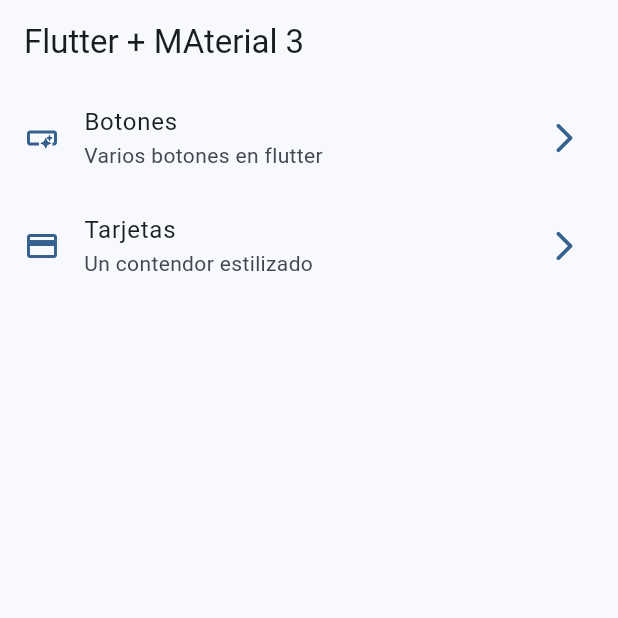
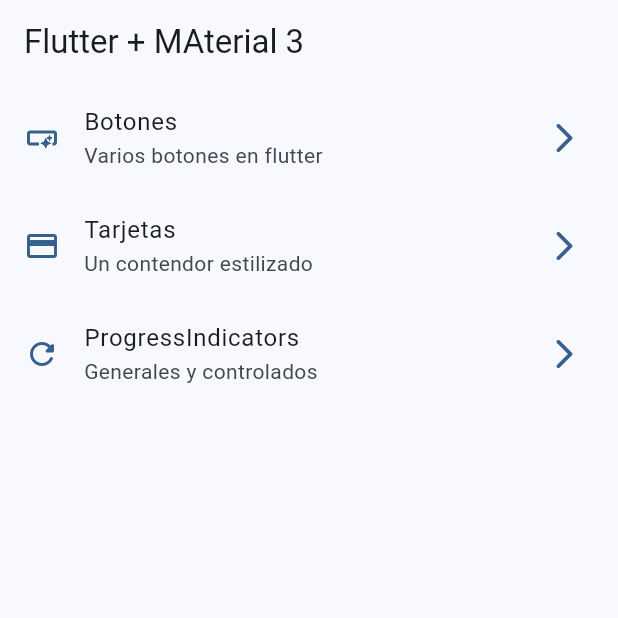
Before and after one commit to joelvill/widgets_app_course, a Flutter app: the screen it shows after launch, on a phone screen of 412 x 824 dp, the top half of it. Run offline on Flutter 3.47's test engine with Material 3 defaults, Android fonts, the phone set to English and light mode, and no system bars; our stand-ins replace go_router.

Commit message:
progress indicators terminated

```diff
--- a/lib/config/menu/menu_items.dart
+++ b/lib/config/menu/menu_items.dart
@@ -27,4 +27,10 @@
     link: '/cards',
     icon: Icons.credit_card,
   ),
+  MenuItems(
+    title: 'ProgressIndicators',
+    subTitle: 'Generales y controlados',
+    link: '/progress',
+    icon: Icons.refresh_rounded,
+  ),
 ];
--- a/lib/config/router/app_router.dart
+++ b/lib/config/router/app_router.dart
@@ -21,5 +21,10 @@
       path: '/cards',
       builder: (context, state) => const CardsScreen(),
     ),
+    GoRoute(
+      name: ProgressScreen.name,
+      path: '/progress',
+      builder: (context, state) => const ProgressScreen(),
+    ),
   ],
 );
```
Also changed, not shown: lib/presentation/screens/progress/progress_screen.dart (+81 -1 lines).
